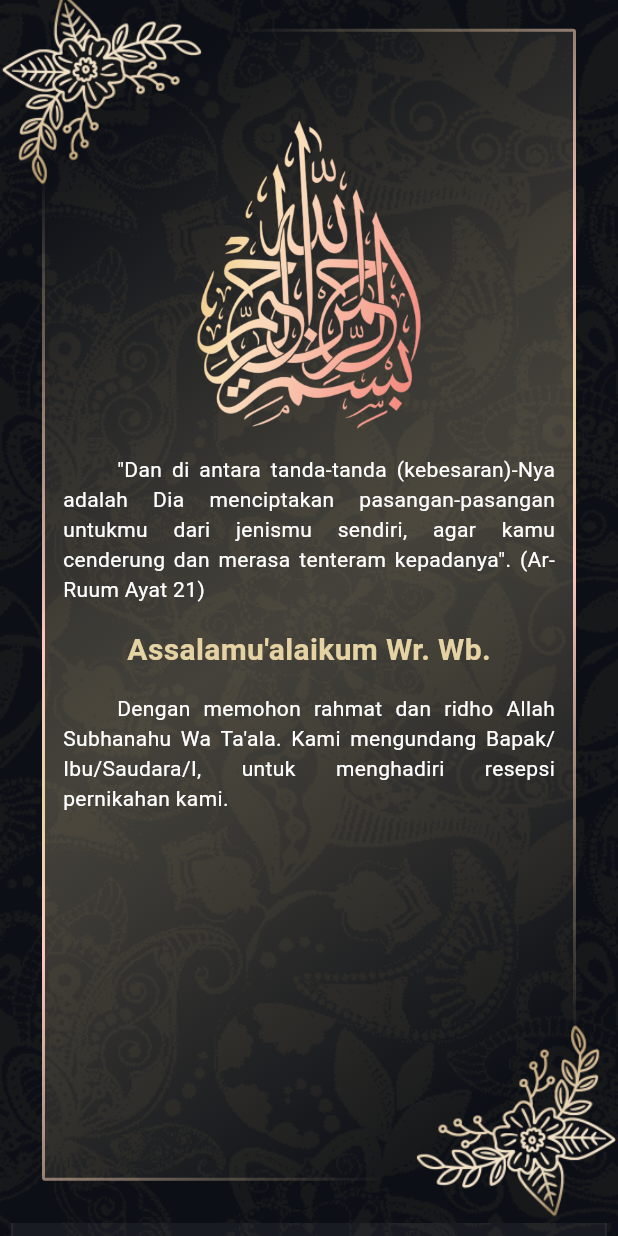
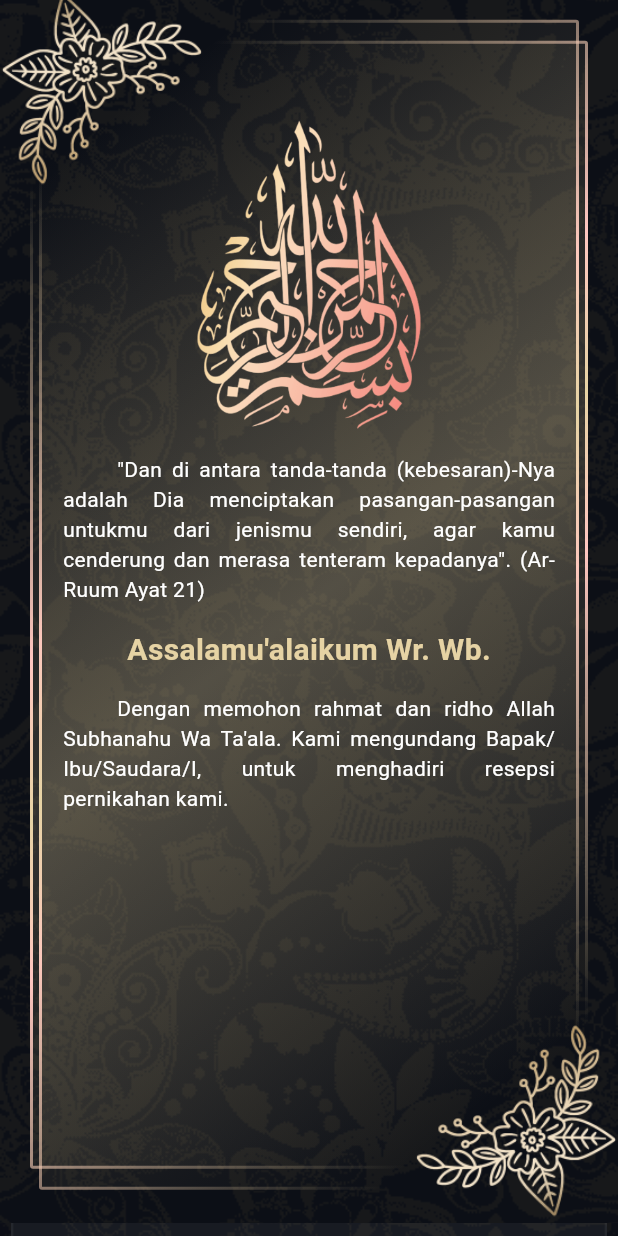
Before and after one commit to faequl96/invitation_app, a Flutter app: the screen it shows after launch, scrolled down 1728 dp, on a phone screen of 412 x 824 dp. Run offline on Flutter 3.47's test engine with Material 3 defaults, Android fonts, the phone set to English and light mode, and no system bars; our stand-ins replace gradient_borders.

Commit message:
meningkatkan tampilan page 2

```diff
--- a/lib/pages/page_2/page_2.dart
+++ b/lib/pages/page_2/page_2.dart
@@ -25,7 +25,10 @@ class Page2 extends StatelessWidget {
       child: Stack(
         children: [
           Container(
-            margin: EdgeInsets.all(w(wType, 22, 24, 26, 28)),
+            margin: EdgeInsets.symmetric(
+              horizontal: w(wType, 20, 22, 24, 26),
+              vertical: w(wType, 16, 18, 20, 22),
+            ),
             decoration: BoxDecoration(
               borderRadius: BorderRadius.circular(2),
               border: const GradientBoxBorder(
@@ -49,9 +52,47 @@ class Page2 extends StatelessWidget {
                 end: Alignment.bottomRight,
                 colors: [
                   Color.fromARGB(0, 230, 211, 164),
-                  Color.fromARGB(54, 230, 211, 164),
-                  Color.fromARGB(66, 230, 211, 164),
-                  Color.fromARGB(54, 230, 211, 164),
+                  Color.fromARGB(34, 230, 211, 164),
+                  Color.fromARGB(46, 230, 211, 164),
+                  Color.fromARGB(34, 230, 211, 164),
+                  Color.fromARGB(0, 230, 211, 164),
+                ],
+                stops: [0.1, 0.4, 0.5, 0.6, 0.9],
+                transform: GradientRotation(-0.2),
+              ),
+            ),
+          ),
+          Container(
+            margin: EdgeInsets.symmetric(
+              horizontal: w(wType, 14, 16, 18, 20),
+              vertical: w(wType, 30, 32, 34, 36),
+            ),
+            decoration: BoxDecoration(
+              borderRadius: BorderRadius.circular(2),
+              border: const GradientBoxBorder(
+                width: 2,
+                gradient: LinearGradient(
+                  begin: Alignment.topLeft,
+                  end: Alignment.bottomRight,
+                  colors: [
+                    Color.fromARGB(0, 230, 211, 164),
+                    Color.fromARGB(255, 255, 198, 192),
+                    Color.fromARGB(255, 230, 211, 164),
+                    Color.fromARGB(255, 255, 198, 192),
+                    Color.fromARGB(0, 230, 211, 164),
+                  ],
+                  stops: [0.1, 0.4, 0.5, 0.6, 0.9],
+                  transform: GradientRotation(-0.2),
+                ),
+              ),
+              gradient: const LinearGradient(
+                begin: Alignment.topLeft,
+                end: Alignment.bottomRight,
+                colors: [
+                  Color.fromARGB(0, 230, 211, 164),
+                  Color.fromARGB(34, 230, 211, 164),
+                  Color.fromARGB(46, 230, 211, 164),
+                  Color.fromARGB(34, 230, 211, 164),
                   Color.fromARGB(0, 230, 211, 164),
                 ],
                 stops: [0.1, 0.4, 0.5, 0.6, 0.9],
```
